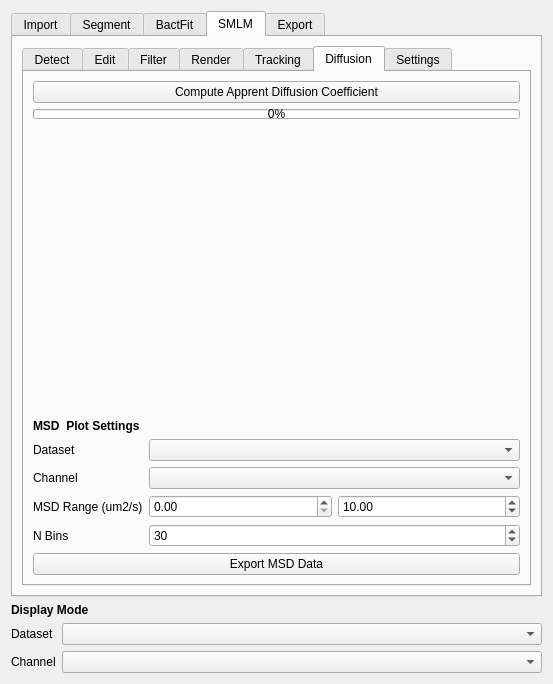
Old version of the form src/moltrack/GUI/widget_ui.ui in the repository piedrro/napari-moltrack.
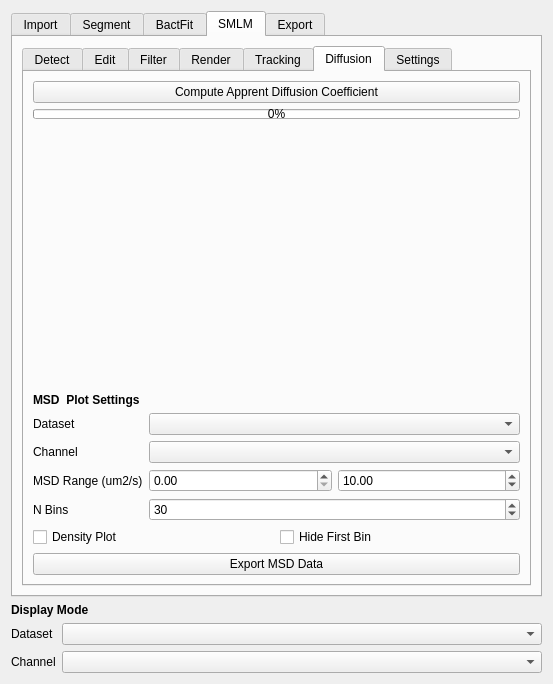
New version of the form. The open tabs and pages were chosen to show the change.

What changed in the file:
```diff
--- a/src/moltrack/GUI/widget_ui.ui
+++ b/src/moltrack/GUI/widget_ui.ui
@@ -2169,6 +2169,24 @@
              </item>
             </layout>
            </item>
+           <item>
+            <layout class="QGridLayout" name="gridLayout_3">
+             <item row="0" column="0">
+              <widget class="QCheckBox" name="adc_density">
+               <property name="text">
+                <string>Density Plot</string>
+               </property>
+              </widget>
+             </item>
+             <item row="0" column="1">
+              <widget class="QCheckBox" name="adc_hide_first">
+               <property name="text">
+                <string>Hide First Bin</string>
+               </property>
+              </widget>
+             </item>
+            </layout>
+           </item>
            <item>
             <widget class="QPushButton" name="export_adc">
              <property name="text">
```
